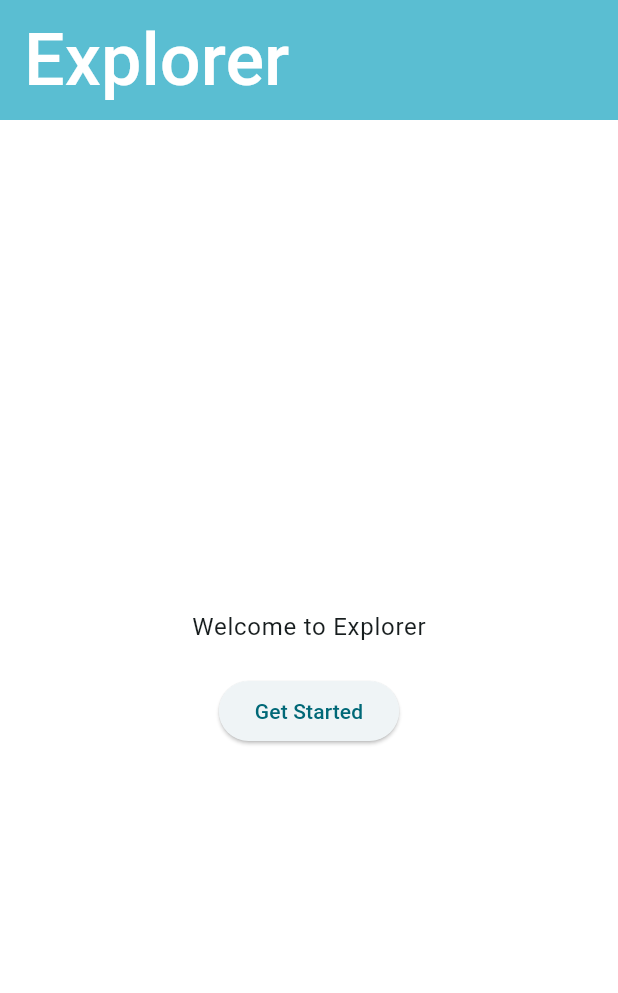
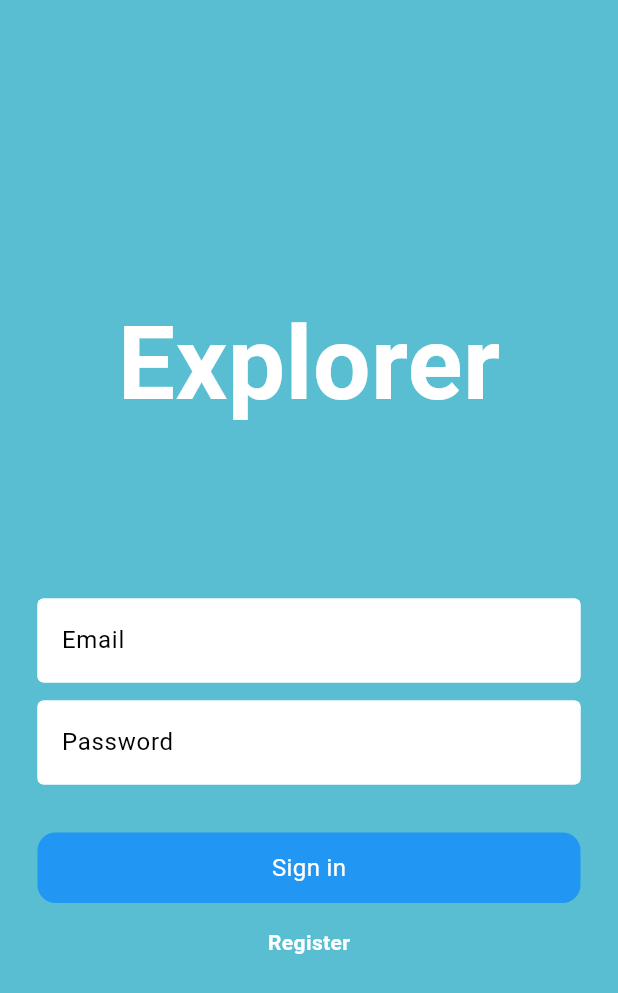
Before and after one commit to jackmccowan/explorer_web, a Flutter app: the screen it shows after launch, on a phone screen of 412 x 824 dp. Shown: the top 993 px of the screen. Run offline on Flutter 3.47's test engine with Material 3 defaults, Android fonts, the phone set to English and light mode, and no system bars; our stand-ins replace cloud_firestore, firebase_auth, firebase_core; accounts and stored records are empty.

Commit message:
auth services + relevant login pages added

```diff
--- /dev/null
+++ b/lib/colors.dart
@@ -0,0 +1,3 @@
+import 'package:flutter/material.dart';
+
+const Color explorerBlue = Color.fromARGB(255, 90, 190, 210);
--- /dev/null
+++ b/lib/components/my_button.dart
@@ -0,0 +1,28 @@
+import 'package:flutter/material.dart';
+
+class MyButton extends StatelessWidget {
+  final void Function()? onTap;
+  final String text;
+  final Color color;
+  const MyButton({
+    super.key,
+    required this.onTap,
+    required this.text,
+    required this.color
+  });
+
+  @override
+  Widget build(BuildContext context) {
+    return GestureDetector(
+      onTap: onTap,
+      child: Container(
+        padding: const EdgeInsets.all(12),
+        decoration: BoxDecoration(
+          color: color,
+          borderRadius: BorderRadius.circular(12),
+        ),
+        child: Center(child: Text(text, style: const TextStyle(color: Colors.white, fontSize: 16),),),
+      )
+    );
+  }
+}
--- /dev/null
+++ b/lib/components/text_field.dart
@@ -0,0 +1,33 @@
+import 'package:flutter/material.dart';
+
+class MyTextField extends StatelessWidget {
+  final TextEditingController controller;
+  final String hintText;
+  final bool obscureText;
+  const MyTextField({
+    super.key,
+    required this.controller,
+    required this.hintText,
+    required this.obscureText,
+    });
+
+  @override
+  Widget build(BuildContext context) {
+    return TextField(
+      controller: controller,
+      obscureText: obscureText,
+      decoration: InputDecoration(
+        enabledBorder:const OutlineInputBorder(
+          borderSide: BorderSide(color: Colors.white)
+        ),
+        focusedBorder: const OutlineInputBorder(
+          borderSide: BorderSide(color: Colors.white),
+        ),
+        fillColor: Colors.white,
+        filled: true,
+        hintText: hintText,
+        hintStyle: const TextStyle(color: Colors.black),
+        )
+    );
+  }
+}
--- a/lib/main.dart
+++ b/lib/main.dart
@@ -1,7 +1,8 @@
+import 'package:explorer_web/services/auth/auth_gate.dart';
 import 'package:firebase_core/firebase_core.dart';
 import 'package:flutter/material.dart';
-
-const Color explorerBlue = Color.fromARGB(255, 90, 190, 210);
+import 'package:provider/provider.dart';
+import 'package:explorer_web/services/auth/auth_service.dart';
 
 void main() async {
   WidgetsFlutterBinding.ensureInitialized();
@@ -13,64 +14,24 @@ void main() async {
       messagingSenderId: "491129824433",
       appId: "1:491129824433:web:15e9c96017bb3685236e90"
     ));
-  runApp(const MyApp());
+  runApp(
+    MultiProvider(
+      providers: [
+        ChangeNotifierProvider(create: (context) => AuthService()),
+      ],
+      child: const ExplorerWeb(),
+    ),
+  );
 }
 
-class MyApp extends StatelessWidget {
-  const MyApp({super.key});
+class ExplorerWeb extends StatelessWidget {
+  const ExplorerWeb({super.key});
 
   @override
   Widget build(BuildContext context) {
-    return MaterialApp(
+    return const MaterialApp(
       debugShowCheckedModeBanner: false,
-      title: 'Explorer',
-      theme: ThemeData(
-        colorScheme: ColorScheme.fromSeed(seedColor: explorerBlue),
-        useMaterial3: true,
-      ),
-      home: const MyHomePage(),
+      home: AuthGate(),
     );
   }
 }
-
-class MyHomePage extends StatelessWidget {
-  const MyHomePage({super.key});
-
-  @override
-  Widget build(BuildContext context) {
-    return Scaffold(
-      appBar: AppBar(
-        title: const Text("Explorer", style: TextStyle(color: Colors.white, fontSize: 48, fontWeight: FontWeight.w500)),
-        backgroundColor: explorerBlue,
-        toolbarHeight: 80,
-      ),
-      body: Stack(
-        children: [
-          Positioned.fill(
-            child: Column(
-              children: [
-                Expanded(child: Container(color: Colors.white)),
-              ],
-            ),
-          ),
-          Center(
-            child: Column(
-              mainAxisSize: MainAxisSize.min,
-              children: [
-                Text(
-                  "Welcome to Explorer",
-                  style: Theme.of(context).textTheme.bodyLarge,
-                ),
-                const SizedBox(height: 20),
-                ElevatedButton(
-                  onPressed: () {},
-                  child: const Text("Get Started"),
-                ),
-              ],
-            ),
-          ),
-        ],
-      ),
-    );
-  }
-}
--- /dev/null
+++ b/lib/pages/login_page.dart
@@ -0,0 +1,98 @@
+import 'package:flutter/material.dart';
+import 'package:provider/provider.dart';
+import 'package:explorer_web/components/my_button.dart';
+import 'package:explorer_web/components/text_field.dart';
+import 'package:explorer_web/services/auth/auth_service.dart';
+import 'package:explorer_web/colors.dart';
+
+class LoginPage extends StatefulWidget {
+  final void Function()? onTap;
+  const LoginPage({super.key, required this.onTap });
+
+  @override
+  State<LoginPage> createState() => _LoginPageState();
+}
+
+class _LoginPageState extends State<LoginPage> {
+  final emailController = TextEditingController();
+  final passwordController = TextEditingController();
+
+  void signIn() async {
+    final authService = Provider.of<AuthService>(context, listen: false);
+
+    try {
+      await authService.signInWithEmailAndPassword(
+        emailController.text,
+        passwordController.text,
+      );
+    } catch (e) {
+      // ignore: use_build_context_synchronously
+      ScaffoldMessenger.of(context).showSnackBar(
+        SnackBar(content: Text(e.toString()))
+      );
+    }
+  }
+
+  @override
+  Widget build(BuildContext context) {
+    return Scaffold(
+      backgroundColor: explorerBlue,
+      body: Padding(
+        padding: const EdgeInsets.symmetric(horizontal: 25.0),
+        child: Column(
+          mainAxisAlignment: MainAxisAlignment.center,
+          children: [
+          const Padding(
+            padding: EdgeInsets.all(8.0),
+            child: Text(
+              "Explorer",
+              style: TextStyle(fontSize: 68, fontWeight: FontWeight.w600, color: Colors.white)
+            ),
+          ),
+
+        const SizedBox(height: 100),
+
+          //email textfield
+         SizedBox(
+            width: 600,
+           child: MyTextField(
+            controller: emailController,
+            hintText: 'Email',
+            obscureText: false,
+            ),
+         ),
+
+          const SizedBox(height: 12),
+
+        //Password
+          SizedBox(
+            width: 600,
+            child: MyTextField(
+            controller: passwordController,
+            hintText: 'Password',
+            obscureText: true,
+            ),
+          ),
+
+          const SizedBox(height: 32),
+
+          SizedBox(
+            width: 600,
+            child: MyButton(onTap: signIn, text: "Sign in", color: Colors.blue,)),
+
+          const SizedBox(height: 16),
+
+          Row(
+            mainAxisAlignment: MainAxisAlignment.center,
+            children: [
+              GestureDetector(
+                onTap: widget.onTap,
+                child: const Text("Register", style: TextStyle(fontWeight: FontWeight.bold, color: Colors.white),))
+            ],)
+
+
+        ],),
+      )
+    );
+  }
+}
--- /dev/null
+++ b/lib/services/auth/auth_gate.dart
@@ -0,0 +1,29 @@
+import 'package:explorer_web/main_screen.dart';
+import 'package:firebase_auth/firebase_auth.dart';
+import 'package:flutter/material.dart';
+import 'package:explorer_web/services/auth/login_or_register.dart';
+
+class AuthGate extends StatelessWidget {
+  const AuthGate({super.key});
+
+  @override
+  Widget build(BuildContext context) {
+    return Scaffold(
+      body: StreamBuilder<User?>(
+        stream: FirebaseAuth.instance.authStateChanges(),
+        builder: (context, snapshot) {
+          if (snapshot.connectionState == ConnectionState.waiting) {
+            // Show a loading indicator while checking auth state
+            return const Center(child: CircularProgressIndicator());
+          } else if (snapshot.hasData) {
+            // If logged in, show MainScreen with BottomNavigationBar
+            return MainScreen();
+          } else {
+            // If not logged in, show Login/Register screen
+            return const LoginOrRegister();
+          }
+        },
+      ),
+    );
+  }
+}
--- /dev/null
+++ b/lib/services/auth/auth_service.dart
@@ -0,0 +1,47 @@
+import 'package:cloud_firestore/cloud_firestore.dart';
+import 'package:firebase_auth/firebase_auth.dart';
+import 'package:flutter/material.dart';
+
+class AuthService extends ChangeNotifier{
+  final FirebaseAuth _firebaseAuth = FirebaseAuth.instance;
+  final FirebaseFirestore _fireStore = FirebaseFirestore.instance;
+
+  Future<UserCredential> signInWithEmailAndPassword(
+    String email, String password) async {
+    try {
+      UserCredential userCredential =
+        await _firebaseAuth.signInWithEmailAndPassword(email: email, password: password);
+
+        _fireStore.collection('users').doc(userCredential.user!.uid).set({
+          'uid': userCredential.user!.uid,
+          'email': email,
+        }, SetOptions(merge: true));
+
+        return userCredential;
+    } on FirebaseAuthException catch (e) {
+      throw Exception(e.code);
+    }
+    }
+
+    Future<UserCredential> signUpWithEmailAndPassword(
+      String email, String password) async {
+      try {
+        UserCredential userCredential = await _firebaseAuth.createUserWithEmailAndPassword(email: email, password: password);
+
+        _fireStore.collection('users').doc(userCredential.user!.uid).set({
+          'uid': userCredential.user!.uid,
+          'email': email,
+        });
+
+
+        return userCredential;
+        } on FirebaseAuthException catch (e) {
+          throw Exception(e.code);
+        }
+      }
+
+
+    Future<void> signOut() async {
+      return await FirebaseAuth.instance.signOut();
+    }
+}
--- /dev/null
+++ b/lib/services/auth/login_or_register.dart
@@ -0,0 +1,29 @@
+import 'package:flutter/material.dart';
+import 'package:explorer_web/pages/login_page.dart';
+import 'package:explorer_web/pages/register_page.dart';
+
+class LoginOrRegister extends StatefulWidget {
+  const LoginOrRegister({super.key});
+
+  @override
+  State<LoginOrRegister> createState() => _LoginOrRegisterState();
+}
+
+class _LoginOrRegisterState extends State<LoginOrRegister> {
+  bool showLoginPage = true;
+
+  void togglePages() {
+    setState(() {
+      showLoginPage = !showLoginPage;
+    });
+  }
+
+  @override
+  Widget build(BuildContext context) {
+    if (showLoginPage) {
+      return LoginPage(onTap: togglePages);
+    } else {
+      return RegisterPage(onTap: togglePages);
+    }
+  }
+}
--- a/pubspec.yaml
+++ b/pubspec.yaml
@@ -31,7 +31,10 @@ dependencies:
   flutter:
     sdk: flutter
   firebase_core: ^3.12.1
-
+  firebase_auth: ^5.5.1
+  google_fonts: ^6.2.1
+  cloud_firestore: ^5.6.5
+  provider: ^6.1.4
 
   # The following adds the Cupertino Icons font to your application.
   # Use with the CupertinoIcons class for iOS style icons.
```
Also changed, not shown: lib/main_screen.dart (added, +50 -0 lines), lib/pages/dashboard_page.dart (added, +71 -0 lines), lib/pages/register_page.dart (added, +114 -0 lines), lib/utils.dart (added), pubspec.lock, 4 other files.
